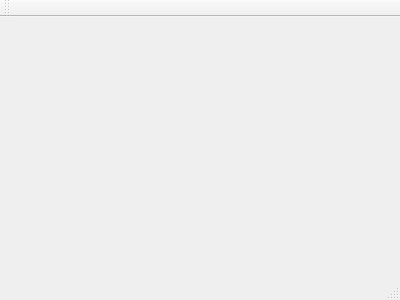
XMuli/QtExamples, file QtTcpEx/ExTcpClient/ExTcpClient.ui: the form before one commit.
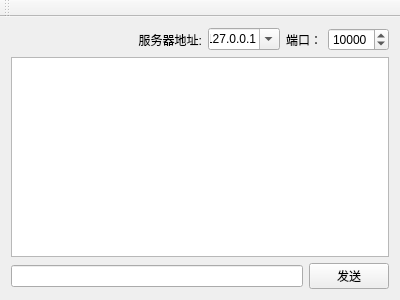
The form after the commit.

Commit message:
feat: 对 Tcp 的 Server/Client的 UI进行设计
且添加了对于MacOS和Win10的应用程序图标；使用QMake设置(.pro文件书写)

```diff
--- a/QtTcpEx/ExTcpClient/ExTcpClient.ui
+++ b/QtTcpEx/ExTcpClient/ExTcpClient.ui
@@ -12,13 +12,104 @@
   <property name="windowTitle" >
    <string>ExTcpClient</string>
   </property>
-  <widget class="QMenuBar" name="menuBar" />
-  <widget class="QToolBar" name="mainToolBar" />
-  <widget class="QWidget" name="centralWidget" />
-  <widget class="QStatusBar" name="statusBar" />
+  <widget class="QWidget" name="centralWidget">
+   <layout class="QVBoxLayout" name="verticalLayout">
+    <item>
+     <layout class="QHBoxLayout" name="horizontalLayout">
+      <item>
+       <spacer name="horizontalSpacer">
+        <property name="orientation">
+         <enum>Qt::Horizontal</enum>
+        </property>
+        <property name="sizeHint" stdset="0">
+         <size>
+          <width>40</width>
+          <height>20</height>
+         </size>
+        </property>
+       </spacer>
+      </item>
+      <item>
+       <widget class="QLabel" name="labIP">
+        <property name="text">
+         <string>服务器地址:</string>
+        </property>
+        <property name="alignment">
+         <set>Qt::AlignRight|Qt::AlignTrailing|Qt::AlignVCenter</set>
+        </property>
+       </widget>
+      </item>
+      <item>
+       <widget class="QComboBox" name="comboBox">
+        <property name="editable">
+         <bool>true</bool>
+        </property>
+        <property name="currentText">
+         <string>127.0.0.1</string>
+        </property>
+       </widget>
+      </item>
+      <item>
+       <widget class="QLabel" name="labPort">
+        <property name="text">
+         <string>端口：</string>
+        </property>
+        <property name="alignment">
+         <set>Qt::AlignRight|Qt::AlignTrailing|Qt::AlignVCenter</set>
+        </property>
+       </widget>
+      </item>
+      <item>
+       <widget class="QSpinBox" name="spinBox">
+        <property name="maximum">
+         <number>65000</number>
+        </property>
+        <property name="value">
+         <number>10000</number>
+        </property>
+       </widget>
+      </item>
+     </layout>
+    </item>
+    <item>
+     <widget class="QPlainTextEdit" name="plainTextEdit"/>
+    </item>
+    <item>
+     <layout class="QHBoxLayout" name="horizontalLayout_2">
+      <item>
+       <widget class="QLineEdit" name="lineEdit"/>
+      </item>
+      <item>
+       <widget class="QPushButton" name="btnSenf">
+        <property name="text">
+         <string>发送</string>
+        </property>
+       </widget>
+      </item>
+     </layout>
+    </item>
+   </layout>
+  </widget>
+  <widget class="QMenuBar" name="menuBar">
+   <property name="geometry">
+    <rect>
+     <x>0</x>
+     <y>0</y>
+     <width>400</width>
+     <height>25</height>
+    </rect>
+   </property>
+  </widget>
+  <widget class="QToolBar" name="mainToolBar">
+   <attribute name="toolBarArea">
+    <enum>TopToolBarArea</enum>
+   </attribute>
+   <attribute name="toolBarBreak">
+    <bool>false</bool>
+   </attribute>
+  </widget>
  </widget>
- <layoutDefault spacing="6" margin="11" />
- <pixmapfunction></pixmapfunction>
+ <layoutdefault spacing="6" margin="11"/>
  <resources/>
  <connections/>
 </ui>
```
Left out of the diff: 7 changed lines with no effect on the pictures. The commit also changes 19 other files.
